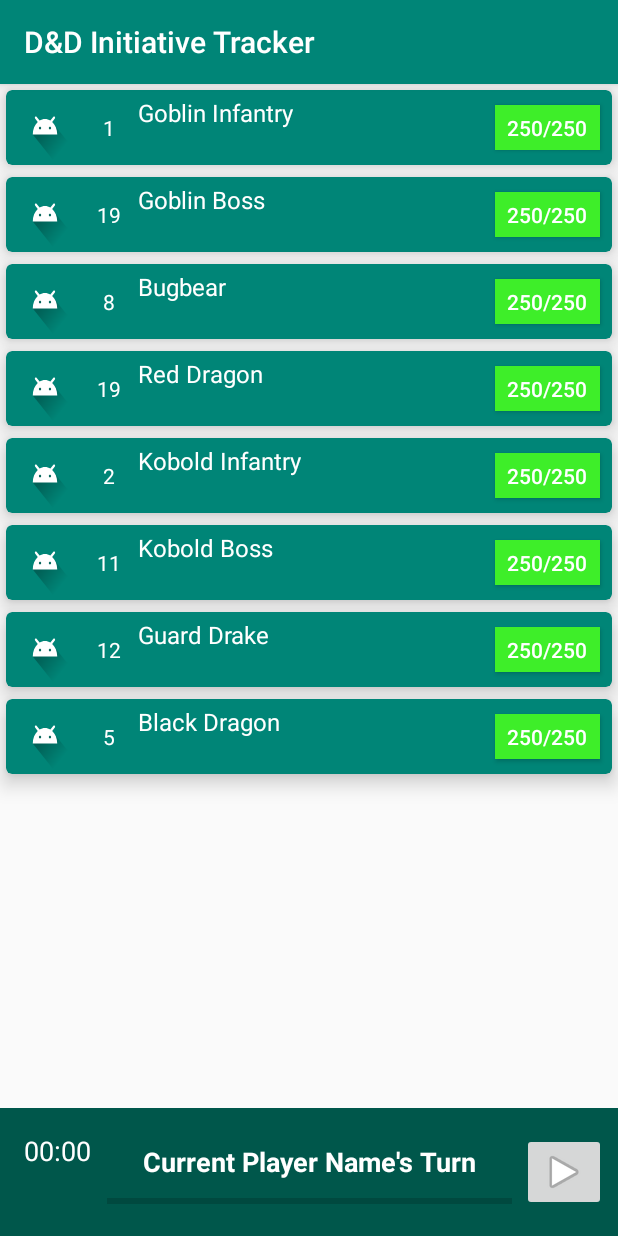
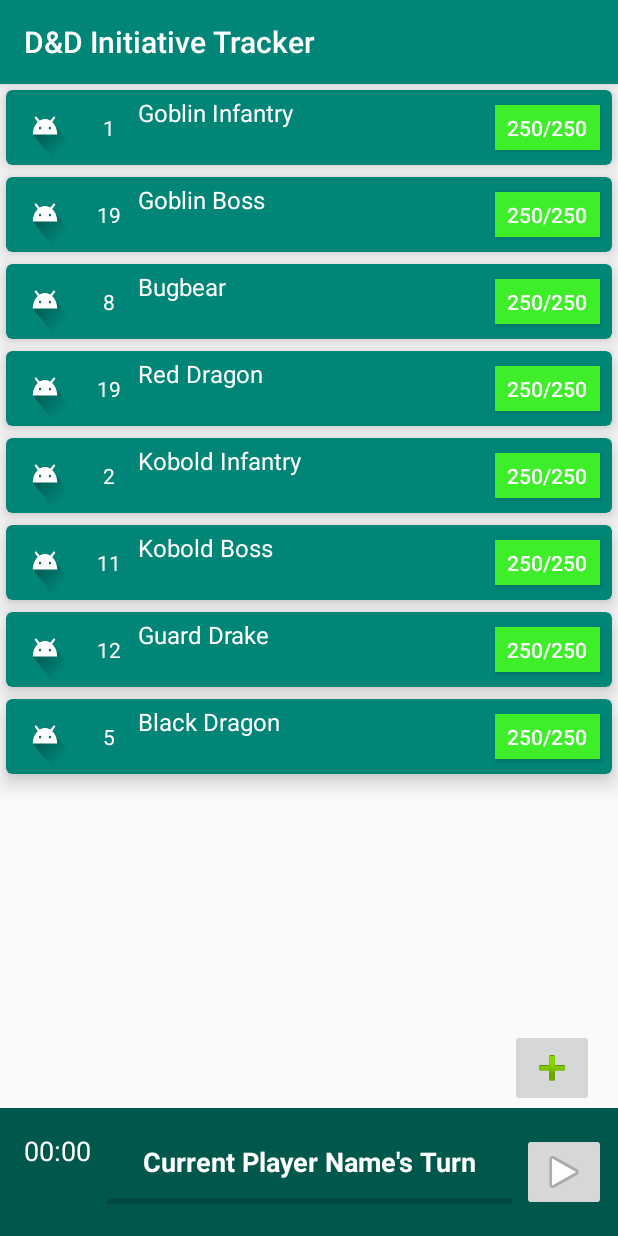
Before and after one commit to PatrickMayo/DDInitiativeTracker, an Android app: the screen it shows after launch (UIActivity), on a phone screen of 412 x 824 dp. Run offline under Robolectric (Android 15) with nearby library versions, the phone set to English and light mode, and no system bars; our stand-ins replace data binding; 1 statement that could not run was skipped.

Commit message:
Added creature creator fragment.
Renamed ViewModel

Added Add Creature Button to main fragment, plus minor adjustments.

```diff
--- a/app/src/main/java/com/example/ddinitiativetracker/UIFragment.java
+++ b/app/src/main/java/com/example/ddinitiativetracker/UIFragment.java
@@ -52,7 +52,7 @@ public class UIFragment extends Fragment {
         private CreatureHolder(ListItemCreatureCardBinding binding) {
             super(binding.getRoot());
             mBinding = binding;
-            mBinding.setViewModel(new CreatureViewModel(manager));
+            mBinding.setViewModel(new ViewModel(manager));
         }
 
         public void bind(Creature creature) {
--- a/app/src/main/java/com/example/ddinitiativetracker/CreatureViewModel.java
+++ b/app/src/main/java/com/example/ddinitiativetracker/ViewModel.java
@@ -5,11 +5,11 @@ package com.example.ddinitiativetracker;
     Michael Marinaro & Patrick Mayo, May 2019
  */
 
-public class CreatureViewModel {
+public class ViewModel {
     private Creature creature;
     private Manager manager;
 
-    public CreatureViewModel(Manager manager) {
+    public ViewModel(Manager manager) {
         this.manager = manager;
     }
 
--- a/app/src/main/res/layout/fragment_main.xml
+++ b/app/src/main/res/layout/fragment_main.xml
@@ -1,20 +1,29 @@
 <?xml version="1.0" encoding="utf-8"?>
-<layout xmlns:tools="http://schemas.android.com/tools"
+<layout
     xmlns:android="http://schemas.android.com/apk/res/android"
     xmlns:app="http://schemas.android.com/apk/res-auto">
+        <data>
+            <variable
+                name="viewModel"
+                type="com.example.ddinitiativetracker.ViewModel" />
+        </data>
+
+    <android.support.constraint.ConstraintLayout
+        android:id="@+id/main_constraint_layout"
+        android:layout_width="match_parent"
+        android:layout_height="match_parent">
+
         <LinearLayout
             android:layout_width="match_parent"
             android:layout_height="match_parent"
-        android:orientation="vertical"
-        >
+            android:orientation="vertical">
 
             <android.support.v7.widget.RecyclerView
                 android:id="@+id/recycler_view"
                 android:layout_width="match_parent"
                 android:layout_height="match_parent"
                 android:layout_weight="1"
-        app:layout_constraintTop_toTopOf="parent"
-        >
+                app:layout_constraintTop_toTopOf="parent">
 
             </android.support.v7.widget.RecyclerView>
 
@@ -39,32 +48,30 @@
 
                 <ProgressBar
                     android:id="@+id/time_progressBar"
-                app:layout_constraintBottom_toBottomOf="parent"
-                app:layout_constraintEnd_toEndOf="parent"
-                app:layout_constraintStart_toStartOf="parent"
+                    style="@style/Widget.AppCompat.ProgressBar.Horizontal"
                     android:layout_width="270dp"
                     android:layout_height="30dp"
                     android:layout_marginBottom="8dp"
+                    app:layout_constraintBottom_toBottomOf="parent"
+                    app:layout_constraintEnd_toEndOf="parent"
 
-                style="@style/Widget.AppCompat.ProgressBar.Horizontal"
-                 />
+                    app:layout_constraintStart_toStartOf="parent" />
 
                 <TextView
                     android:id="@+id/currentTurn_textView"
                     android:layout_width="270dp"
                     android:layout_height="32dp"
                     android:layout_marginBottom="30dp"
+                    android:text="@string/currentTurn_name"
+                    android:textAlignment="center"
+                    android:textColor="@android:color/white"
+                    android:textSize="18sp"
+                    android:textStyle="bold"
+
                     app:layout_constraintBottom_toBottomOf="parent"
                     app:layout_constraintEnd_toEndOf="parent"
                     app:layout_constraintHorizontal_bias="0.5"
-                app:layout_constraintStart_toStartOf="parent"
-                android:textAlignment="center"
-
-                android:text="@string/currentTurn_name"
-                android:textColor="@android:color/white"
-                android:textSize="18sp"
-                android:textStyle="bold"
-                 />
+                    app:layout_constraintStart_toStartOf="parent" />
 
                 <TextView
                     android:id="@+id/remainingTime_textView"
@@ -72,32 +79,28 @@
                     android:layout_height="wrap_content"
                     android:layout_marginStart="16dp"
                     android:layout_marginTop="16dp"
-                app:layout_constraintStart_toStartOf="parent"
-                app:layout_constraintTop_toTopOf="parent"
-
                     android:text="@string/remainingTime"
                     android:textAlignment="center"
+
                     android:textColor="@android:color/white"
                     android:textSize="18sp"
-                 />
+                    app:layout_constraintStart_toStartOf="parent"
+                    app:layout_constraintTop_toTopOf="parent" />
+
             </android.support.constraint.ConstraintLayout>
 
         </LinearLayout>
 
+        <ImageButton
+            android:id="@+id/addCreature_Button"
+            android:layout_width="wrap_content"
+            android:layout_height="wrap_content"
+            android:layout_marginEnd="16dp"
+            android:layout_marginBottom="86dp"
+            app:layout_constraintBottom_toBottomOf="parent"
+            app:layout_constraintEnd_toEndOf="parent"
+            app:srcCompat="@android:drawable/ic_input_add" />
+
+    </android.support.constraint.ConstraintLayout>
+
 </layout>
-
-
-
-
-
-
-    <!--ORIGINAL-->
-    <!--<?xml version="1.0" encoding="utf-8"?>-->
-    <!--<layout-->
-    <!--xmlns:android="http://schemas.android.com/apk/res/android">-->
-    <!--<android.support.v7.widget.RecyclerView-->
-    <!--android:id="@+id/recycler_view"-->
-    <!--android:layout_width="match_parent"-->
-    <!--android:layout_height="match_parent"-->
-    <!--/>-->
-    <!--</layout>-->
--- a/app/src/main/res/layout/list_item_creature_card.xml
+++ b/app/src/main/res/layout/list_item_creature_card.xml
@@ -1,11 +1,11 @@
 <?xml version="1.0" encoding="utf-8"?>
-<layout xmlns:tools="http://schemas.android.com/tools"
+<layout
     xmlns:android="http://schemas.android.com/apk/res/android"
     xmlns:card_view="http://schemas.android.com/apk/res-auto">
     <data>
         <variable
             name="viewModel"
-            type="com.example.ddinitiativetracker.CreatureViewModel" />
+            type="com.example.ddinitiativetracker.ViewModel" />
     </data>
 
     <android.support.v7.widget.CardView
@@ -18,15 +18,12 @@
         android:layout_margin="4dp"
         >
 
-        <!--A ConstraintView would probably be better than LL here-->
         <android.support.constraint.ConstraintLayout
             android:id="@+id/card_constraintLayout"
             android:layout_width="match_parent"
             android:layout_height="match_parent"
 
             >
-
-            <!--ImageView's layout width is only 50 to compact the image-->
 
             <ImageView
                 android:id="@+id/icon_imageView"
```
Also changed, not shown: app/src/main/res/layout/fragment_creature_creator.xml (added, +53 -0 lines), app/src/main/res/values/strings.xml (+8 -1 lines). Lines whose indentation alone changed are shown as unchanged.
